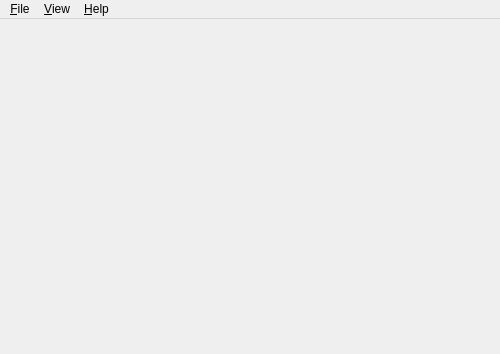
Before: the Qt Designer form src/gui/formmain.ui in martinrotter/rssguard, drawn with Qt 5; both pictures show x 0 to 500 and y 0 to 354 of the 800 by 600 pixel window.
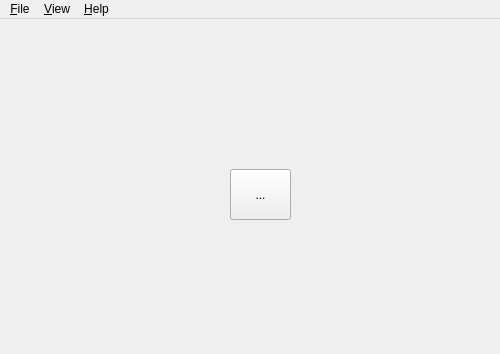
After: the same form once the commit is applied.

Commit message: Initial implementation of ThemeFactory class.

```diff
--- a/src/gui/formmain.ui
+++ b/src/gui/formmain.ui
@@ -13,7 +13,27 @@
   <property name="windowTitle">
    <string>MainWindow</string>
   </property>
-  <widget class="QWidget" name="centralwidget"/>
+  <widget class="QWidget" name="centralwidget">
+   <widget class="QToolButton" name="toolButton">
+    <property name="geometry">
+     <rect>
+      <x>230</x>
+      <y>150</y>
+      <width>61</width>
+      <height>51</height>
+     </rect>
+    </property>
+    <property name="text">
+     <string>...</string>
+    </property>
+    <property name="iconSize">
+     <size>
+      <width>32</width>
+      <height>32</height>
+     </size>
+    </property>
+   </widget>
+  </widget>
   <widget class="QMenuBar" name="m_menuBar">
    <property name="geometry">
     <rect>
```
The commit also changes 6 other files.
